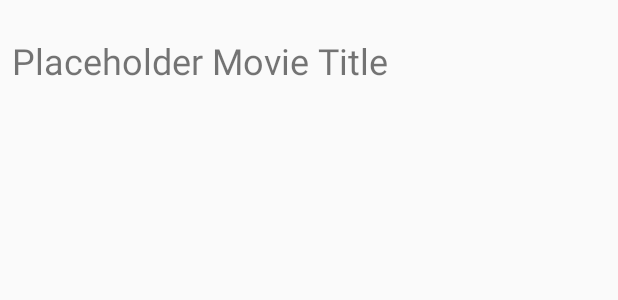
After one commit to gobetti/CodeChallenge-Android, an Android app: the layout view_movie.xml on its own in the app's theme, with its tools: preview values and no code run, on a phone screen of 412 x 824 dp. The commit adds this screen. Shown: the top 300 px of the screen. Run offline under Robolectric (Android 15) with nearby library versions, the phone set to English and light mode, and no system bars.

Commit message:
Recycler view populated from API with text views

```diff
--- /dev/null
+++ b/app/src/main/res/layout/view_movie.xml
@@ -0,0 +1,20 @@
+<?xml version="1.0" encoding="utf-8"?>
+<android.support.constraint.ConstraintLayout xmlns:android="http://schemas.android.com/apk/res/android"
+    xmlns:app="http://schemas.android.com/apk/res-auto"
+    android:layout_width="match_parent"
+    android:layout_height="80dp">
+
+    <TextView
+        android:id="@+id/movieTitle"
+        android:layout_width="0dp"
+        android:layout_height="wrap_content"
+        android:layout_marginEnd="8dp"
+        android:layout_marginStart="8dp"
+        android:text="@string/placeholder_movie_title"
+        android:textSize="24sp"
+        app:layout_constraintBottom_toBottomOf="parent"
+        app:layout_constraintEnd_toEndOf="parent"
+        app:layout_constraintStart_toStartOf="parent"
+        app:layout_constraintTop_toTopOf="parent" />
+
+</android.support.constraint.ConstraintLayout>
--- a/app/src/main/res/values/strings.xml
+++ b/app/src/main/res/values/strings.xml
@@ -1,3 +1,4 @@
 <resources>
     <string name="app_name">CodeChallenge</string>
+    <string name="placeholder_movie_title">Placeholder Movie Title</string>
 </resources>
```
Also changed, not shown: app/src/main/java/me/gobetti/codechallenge/modules/list/ListFragment.kt (+20 -6 lines), app/src/main/java/me/gobetti/codechallenge/modules/list/MoviesRecyclerAdapter.kt (added, +35 -0 lines).
